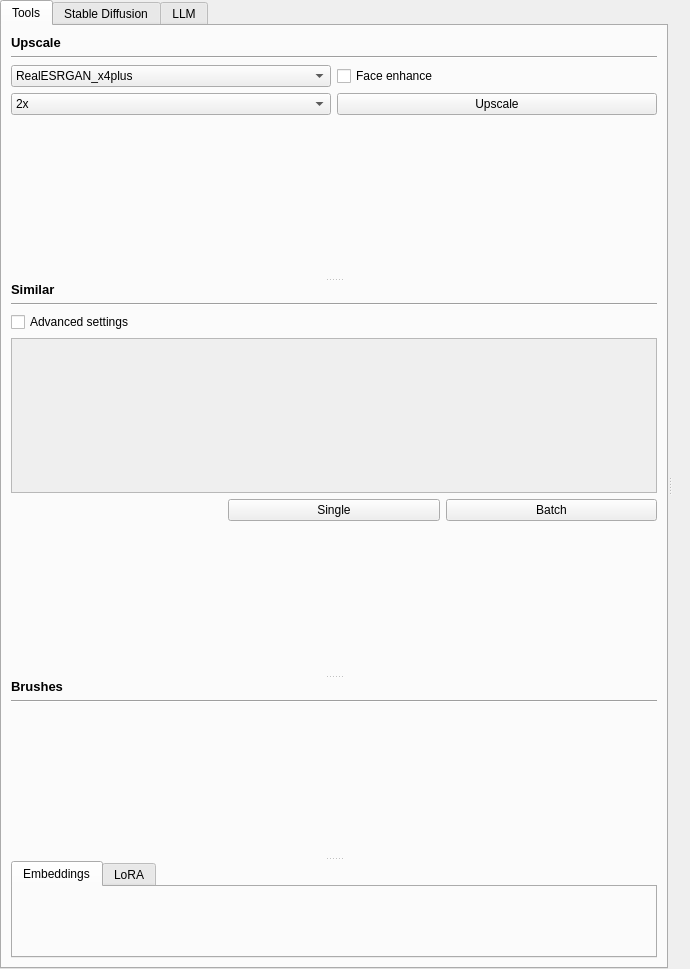
Old version of the form src/airunner/widgets/canvas_plus/templates/standard_image_widget.ui in the repository Capsize-Games/airunner.
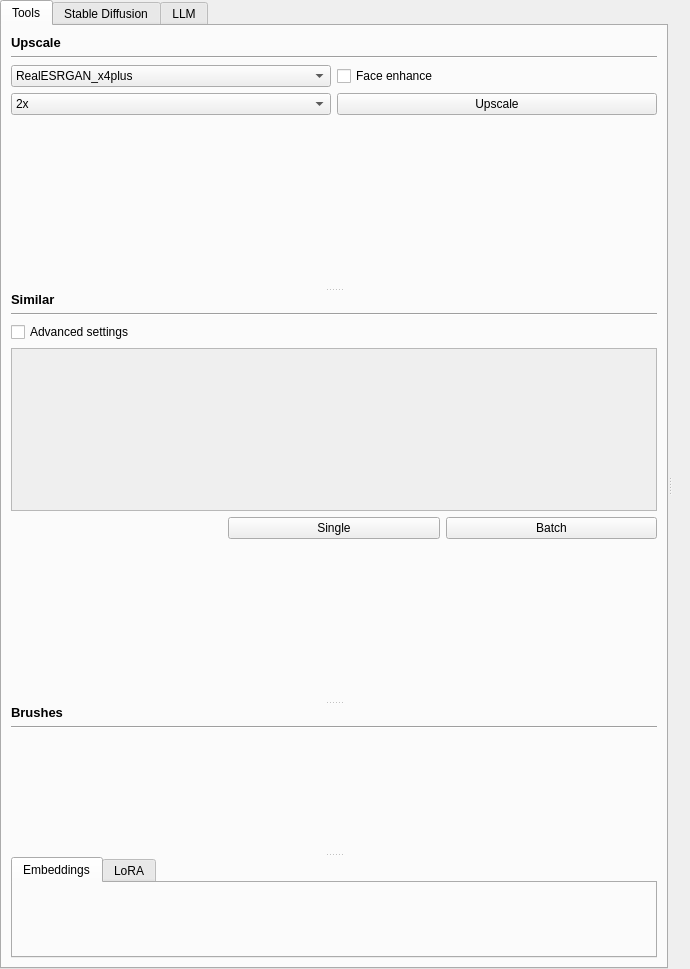
New version of the form. Icons and pictures are not drawn. Custom widgets are drawn as their Qt base class.

What changed in the file:
```diff
--- a/src/airunner/widgets/canvas_plus/templates/standard_image_widget.ui
+++ b/src/airunner/widgets/canvas_plus/templates/standard_image_widget.ui
@@ -371,7 +371,6 @@
                  <property name="acceptDrops">
                   <bool>true</bool>
                  </property>
-                 <layout class="QGridLayout" name="gridLayout_17"/>
                 </widget>
                </item>
                <item>
```
Left out of the diff: 2 changed lines with no effect on the pictures.
